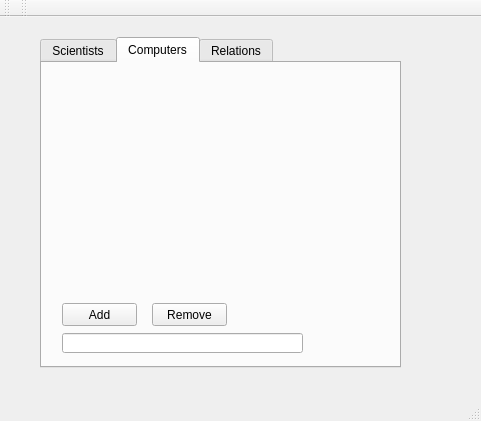
Old version of the form week3/mainwindow.ui in the repository Hopur29/vika3.
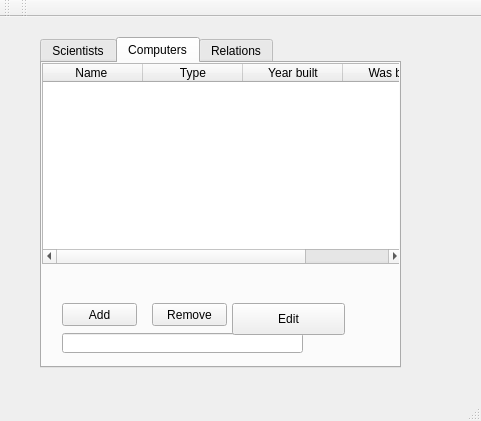
New version of the form. The open tabs and pages were chosen to show the change.

```diff
--- a/week3/mainwindow.ui
+++ b/week3/mainwindow.ui
@@ -175,6 +175,49 @@
        </rect>
       </property>
      </widget>
+     <widget class="QTableWidget" name="Computer_table">
+      <property name="geometry">
+       <rect>
+        <x>0</x>
+        <y>0</y>
+        <width>361</width>
+        <height>201</height>
+       </rect>
+      </property>
+      <column>
+       <property name="text">
+        <string>Name </string>
+       </property>
+      </column>
+      <column>
+       <property name="text">
+        <string>Type</string>
+       </property>
+      </column>
+      <column>
+       <property name="text">
+        <string>Year built</string>
+       </property>
+      </column>
+      <column>
+       <property name="text">
+        <string>Was built</string>
+       </property>
+      </column>
+     </widget>
+     <widget class="QPushButton" name="Computer_edit">
+      <property name="geometry">
+       <rect>
+        <x>190</x>
+        <y>240</y>
+        <width>113</width>
+        <height>32</height>
+       </rect>
+      </property>
+      <property name="text">
+       <string>Edit</string>
+      </property>
+     </widget>
     </widget>
     <widget class="QWidget" name="Relations">
      <attribute name="title">
```
Left out of the diff: 4 changed lines with no effect on the pictures.
